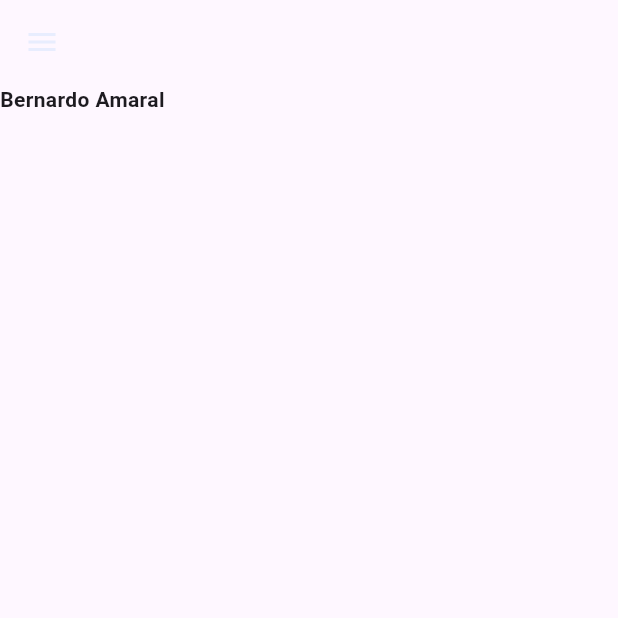
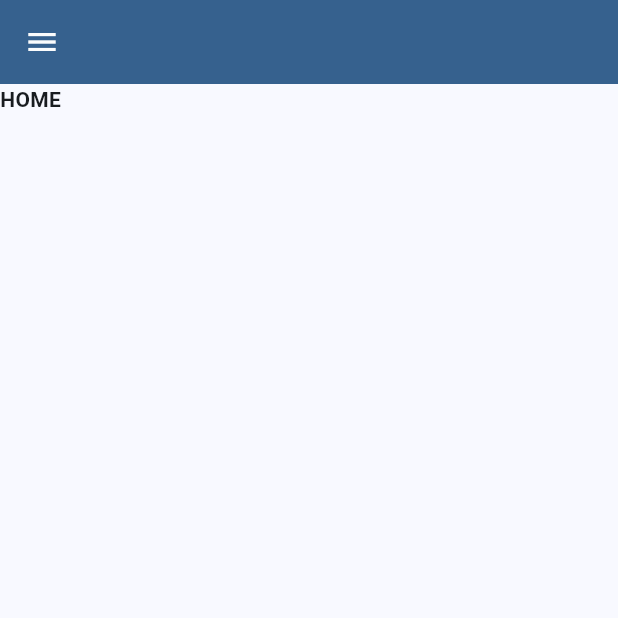
Before and after one commit to bernardo-amaral/flutter-budget-planner, a Flutter app: the screen it shows after launch, after a tap on "Login", on a phone screen of 412 x 824 dp, the top half of it. Run offline on Flutter 3.47's test engine with Material 3 defaults, Android fonts, the phone set to English and light mode, and no system bars.

Commit message:
Update UI elements for consistency and functionality in HomePage and LoginPage
- Change header text in HomePage to "HOME"
- Update button background color in LoginPage to use theme color
- Modify AppBar background color to primary theme color
- Add Logout option in DrawerMenu for user navigation

```diff
--- a/lib/home.dart
+++ b/lib/home.dart
@@ -46,7 +46,7 @@ class _HomePageState extends State<HomePage> {
       drawer: const DrawerMenu(),
       body: Column(children: [
         Text(
-          "Bernardo Amaral",
+          "HOME",
           style: TextStyle(
             fontWeight: FontWeight.bold,
           ),
--- a/lib/login.dart
+++ b/lib/login.dart
@@ -70,7 +70,7 @@ class LoginPage extends StatelessWidget {
           style: ElevatedButton.styleFrom(
             shape: const StadiumBorder(),
             padding: const EdgeInsets.symmetric(vertical: 16),
-            backgroundColor: Colors.green,
+            backgroundColor: Theme.of(context).colorScheme.primary,
           ),
           child: const Text(
             "Login",
--- a/lib/main.dart
+++ b/lib/main.dart
@@ -15,7 +15,7 @@ class MyApp extends StatelessWidget {
     return MaterialApp(
       title: 'Authentication',
       theme: ThemeData(
-        colorScheme: ColorScheme.fromSeed(seedColor: Colors.deepPurple),
+        colorScheme: ColorScheme.fromSeed(seedColor: Colors.blue),
         useMaterial3: true,
       ),
       debugShowCheckedModeBanner: false,
--- a/lib/widgets/AppBar/app_bar.dart
+++ b/lib/widgets/AppBar/app_bar.dart
@@ -11,14 +11,12 @@ class MainAppBar extends StatefulWidget implements PreferredSizeWidget {
 }
 
 class _MainAppBarState extends State<MainAppBar> {
-  final GlobalKey<ScaffoldState> _key = GlobalKey();
-
   @override
   Widget build(BuildContext context) {
     return AppBar(
-      backgroundColor: Theme.of(context).colorScheme.surface,
+      backgroundColor: Theme.of(context).colorScheme.primary,
       iconTheme: IconThemeData(
-        color: Colors.blue.withAlpha(25),
+        color: Colors.white.withAlpha(250),
       ),
     );
   }
```
Also changed, not shown: lib/widgets/DrawerMenu /drawer_menu.dart (+10 -3 lines).
